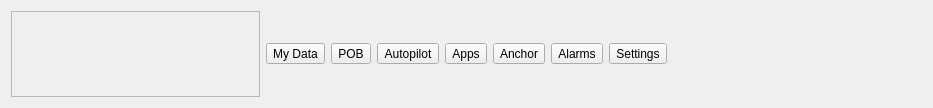
Old version of the form ui/bottombar/BottomBar.ui in the repository OpenFairWind/FairWindSK.
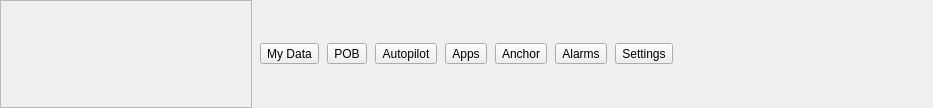
New version of the form. Icons and pictures are not drawn. Custom widgets are drawn as their Qt base class.

What changed in the file:
```diff
--- a/ui/bottombar/BottomBar.ui
+++ b/ui/bottombar/BottomBar.ui
@@ -11,8 +11,26 @@
    </rect>
   </property>
   <layout class="QGridLayout" name="gridLayout">
+   <property name="leftMargin">
+    <number>0</number>
+   </property>
+   <property name="topMargin">
+    <number>0</number>
+   </property>
+   <property name="rightMargin">
+    <number>0</number>
+   </property>
+   <property name="bottomMargin">
+    <number>0</number>
+   </property>
+   <property name="verticalSpacing">
+    <number>2</number>
+   </property>
    <item row="4" column="0">
     <layout class="QHBoxLayout" name="horizontalLayoutButtons">
+     <property name="spacing">
+      <number>8</number>
+     </property>
      <item>
       <widget class="fairwindsk::ui::widgets::TouchScrollArea" name="scrollArea_Port">
        <property name="sizePolicy">
@@ -49,6 +67,9 @@
          <property name="bottomMargin">
           <number>0</number>
          </property>
+         <property name="spacing">
+          <number>8</number>
+         </property>
         </layout>
        </widget>
       </widget>
```
Left out of the diff: 3 changed lines with no effect on the pictures.
